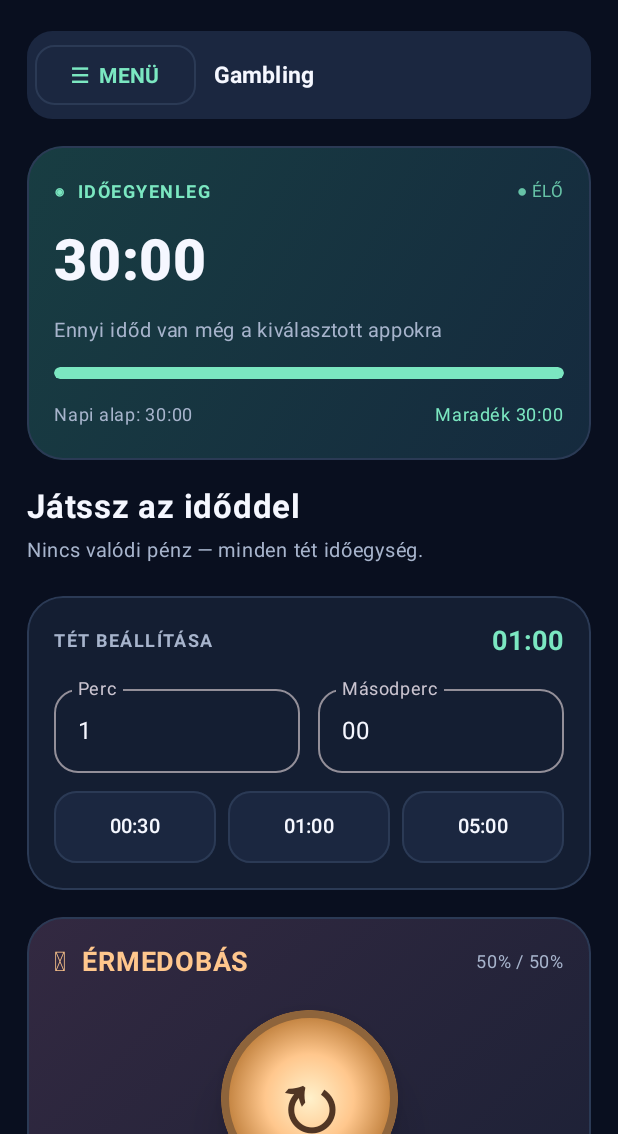
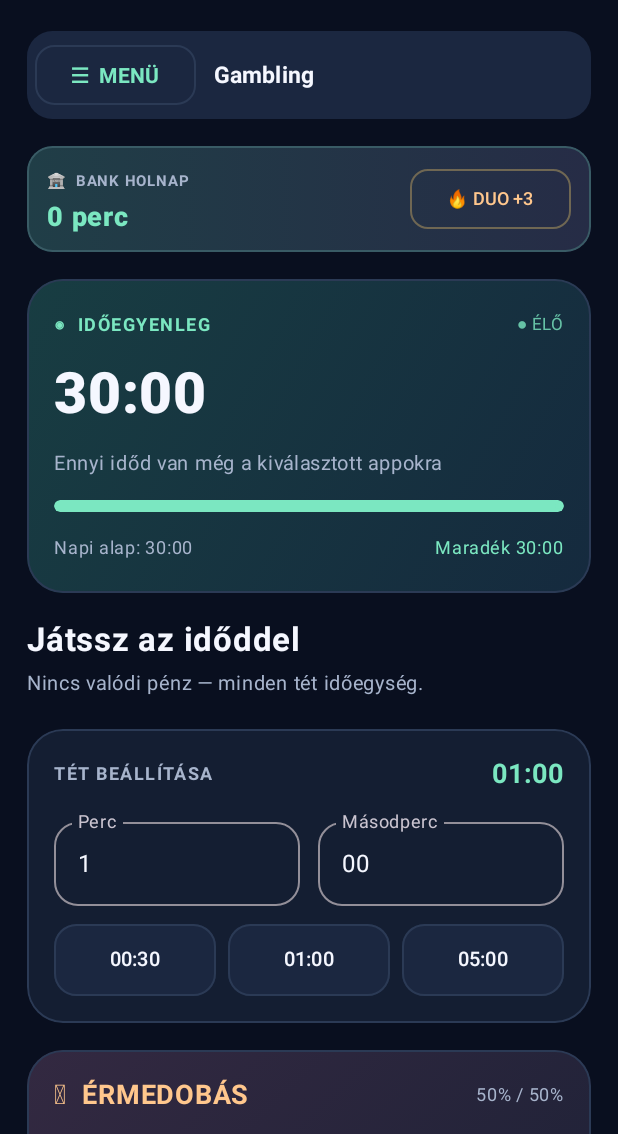
Before and after one commit to hattjano-collab/Fokusz, an Android app built with Jetpack Compose: the screen it shows after launch (MainActivity), on a phone screen of 412 x 824 dp, the part 102-1236 px from its top. Run offline under Robolectric (Android 15) with nearby library versions, the phone set to English and light mode, and no system bars.

Commit message:
Improve Fókusz design with animated time balance, bank projection and Duolingo shortcut

```diff
--- a/app/src/main/java/hu/fokusz/MainActivity.kt
+++ b/app/src/main/java/hu/fokusz/MainActivity.kt
@@ -231,15 +231,20 @@ class MainActivity : ComponentActivity() {
 }
 
 @Composable private fun TimeHero(balance: Int, compact: Boolean = false) {
+    val animatedBalance by animateIntAsState(targetValue=balance,
+        animationSpec=tween(360),label="Élő időegyenleg")
+    val animatedProgress by animateFloatAsState(
+        targetValue=(balance.toFloat()/Store.DAILY).coerceIn(0f,1f),
+        animationSpec=tween(520),label="Időkeret")
     GlassCard(colors = listOf(Color(0xFF183D42), Color(0xFF152A3E))) {
         Row(verticalAlignment = Alignment.CenterVertically) {
             Text("◉  IDŐEGYENLEG", color = Mint, fontSize = 12.sp, fontWeight = FontWeight.Bold, letterSpacing = 1.sp)
             Spacer(Modifier.weight(1f))
             Text("● ÉLŐ", color = Mint.copy(alpha = .8f), fontSize = 11.sp)
         }
-        Text(clock(balance), color = White, fontWeight = FontWeight.ExtraBold, fontSize = if (compact) 38.sp else 56.sp)
+        Text(clock(animatedBalance), color = White, fontWeight = FontWeight.ExtraBold, fontSize = if (compact) 38.sp else 56.sp)
         Text("Ennyi időd van még a kiválasztott appokra", color = Muted, fontSize = 13.sp)
-        val progress = (balance.toFloat() / Store.DAILY).coerceIn(0f, 1f)
+        val progress = animatedProgress
         LinearProgressIndicator(
             progress = { progress },
             modifier = Modifier.fillMaxWidth().height(8.dp).clip(CircleShape),
@@ -521,6 +526,35 @@ class MainActivity : ComponentActivity() {
                 color=White,fontWeight=FontWeight.Bold, fontSize=15.sp)
         }
 
+        if(tab == 0 || tab == 1 || tab == 3) {
+            Row(
+                Modifier.fillMaxWidth().animateContentSize().clip(RoundedCornerShape(17.dp))
+                    .background(Brush.horizontalGradient(
+                        listOf(Color(0xFF203E47),Color(0xFF262C46))))
+                    .border(1.dp,Color(0xFF395B65),RoundedCornerShape(17.dp))
+                    .padding(horizontal=13.dp,vertical=11.dp),
+                verticalAlignment=Alignment.CenterVertically,
+                horizontalArrangement=Arrangement.spacedBy(8.dp)
+            ) {
+                Column(Modifier.weight(1f)) {
+                    Text("🏦  BANK HOLNAP",color=Muted,fontSize=10.sp,
+                        fontWeight=FontWeight.Bold)
+                    Text(duration(TimeBank.projectedTomorrow(ctx)),color=Mint,
+                        fontSize=18.sp,fontWeight=FontWeight.Black)
+                }
+                if(DuolingoStore.linked(ctx) && DuolingoStore.rewardedToday(ctx)) {
+                    Text("🔥 DUO ✓",color=Mint,fontSize=13.sp,fontWeight=FontWeight.Bold)
+                } else {
+                    OutlinedButton(onClick={tab=8},
+                        colors=ButtonDefaults.outlinedButtonColors(contentColor=Gold),
+                        border=BorderStroke(1.dp,Color(0xFF6F6753)),
+                        shape=RoundedCornerShape(12.dp)) {
+                        Text("🔥 DUO +3",fontSize=12.sp)
+                    }
+                }
+            }
+        }
+
         if (tab == 0) {
             TimeHero(bal, compact = true)
             SectionLabel("Játssz az időddel", "Nincs valódi pénz — minden tét időegység.")
```
